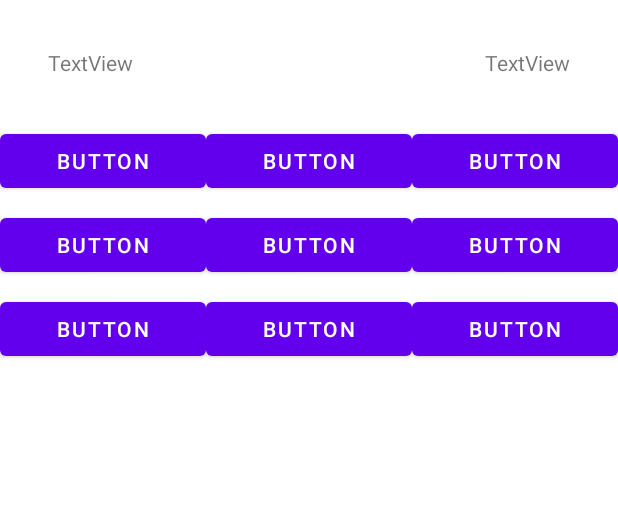
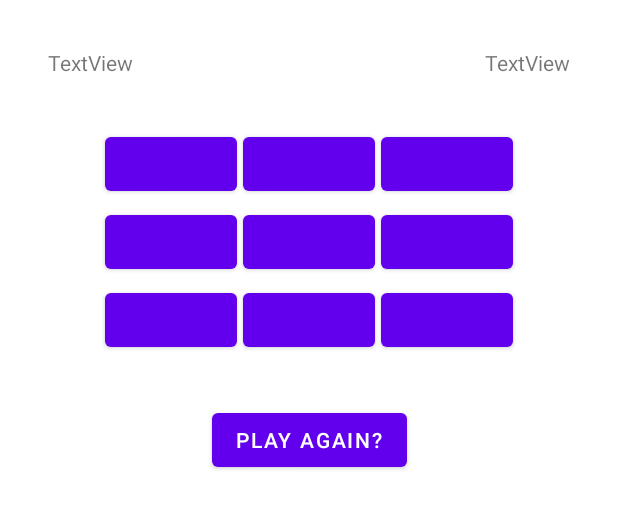
Before and after one commit to jonasthinn/programmering_for_mobil, an Android app: the layout activity_main.xml on its own in the app's theme, with its tools: preview values and no code run, on a phone screen of 412 x 824 dp. Shown: the top 509 px of the screen. Run offline under Robolectric (Android 15) with nearby library versions, the phone set to English and light mode, and no system bars.

```diff
--- a/app/build.gradle
+++ b/app/build.gradle
@@ -43,7 +43,6 @@ dependencies {
     implementation 'androidx.appcompat:appcompat:1.6.0'
     implementation 'com.google.android.material:material:1.7.0'
     implementation 'androidx.constraintlayout:constraintlayout:2.1.4'
-    implementation 'com.android.databinding:viewbinding:4.0.1'
     testImplementation 'junit:junit:4.13.2'
     androidTestImplementation 'androidx.test.ext:junit:1.1.5'
     androidTestImplementation 'androidx.test.espresso:espresso-core:3.5.1'
--- a/app/src/main/res/layout/activity_main.xml
+++ b/app/src/main/res/layout/activity_main.xml
@@ -7,7 +7,7 @@
     tools:context=".MainActivity">
 
     <TextView
-        android:id="@+id/textView2"
+        android:id="@+id/playerOne"
         android:layout_width="wrap_content"
         android:layout_height="wrap_content"
         android:layout_marginStart="32dp"
@@ -17,7 +17,7 @@
         app:layout_constraintTop_toTopOf="parent" />
 
     <TextView
-        android:id="@+id/textView3"
+        android:id="@+id/playerTwo"
         android:layout_width="wrap_content"
         android:layout_height="wrap_content"
         android:layout_marginTop="32dp"
@@ -26,100 +26,112 @@
         app:layout_constraintEnd_toEndOf="parent"
         app:layout_constraintTop_toTopOf="parent" />
 
-    <LinearLayout
-        android:id="@+id/ll1"
-        android:layout_width="match_parent"
+    <GridLayout
+        android:id="@+id/gl"
+        android:layout_width="wrap_content"
         android:layout_height="wrap_content"
         android:layout_marginTop="32dp"
-        android:orientation="horizontal"
-        app:layout_constraintTop_toBottomOf="@+id/textView2"
-        tools:layout_editor_absoluteX="0dp">
+        android:columnCount="3"
+        android:rowCount="3"
+        app:layout_constraintEnd_toEndOf="parent"
+        app:layout_constraintStart_toStartOf="parent"
+        app:layout_constraintTop_toBottomOf="@+id/playerOne">
 
         <Button
             android:id="@+id/button1"
             android:layout_width="wrap_content"
             android:layout_height="wrap_content"
-            android:layout_weight="0.33"
-            android:text="Button" />
+            android:layout_row="0"
+            android:layout_column="0"
+            android:layout_margin="2dp"
+            android:text=" " />
 
         <Button
             android:id="@+id/button2"
             android:layout_width="wrap_content"
             android:layout_height="wrap_content"
-            android:layout_weight="0.33"
-            android:text="Button" />
+            android:layout_row="0"
+            android:layout_column="1"
+            android:layout_margin="2dp"
+            android:text=" " />
 
         <Button
             android:id="@+id/button3"
             android:layout_width="wrap_content"
             android:layout_height="wrap_content"
-            android:layout_weight="0.33"
-            android:text="Button" />
+            android:layout_row="0"
+            android:layout_column="2"
+            android:layout_margin="2dp"
+            android:text=" " />
 
 
-    </LinearLayout>
+        <Button
+            android:id="@+id/button4"
+            android:layout_width="wrap_content"
+            android:layout_height="wrap_content"
+            android:layout_row="1"
+            android:layout_column="0"
+            android:layout_margin="2dp"
+            android:layout_weight="1"
+            android:text=" " />
 
-    <LinearLayout
-        android:id="@+id/ll2"
-        android:layout_width="match_parent"
-        android:layout_height="wrap_content"
-        android:layout_marginTop="8dp"
-        android:orientation="horizontal"
-        app:layout_constraintTop_toBottomOf="@+id/ll1">
+        <Button
+            android:id="@+id/button5"
+            android:layout_width="wrap_content"
+            android:layout_height="wrap_content"
+            android:layout_row="1"
+            android:layout_column="1"
+            android:layout_margin="2dp"
+            android:text=" " />
+
+        <Button
+            android:id="@+id/button6"
+            android:layout_width="wrap_content"
+            android:layout_height="wrap_content"
+            android:layout_row="1"
+            android:layout_column="2"
+            android:layout_margin="2dp"
+            android:text=" " />
+
 
         <Button
             android:id="@+id/button7"
             android:layout_width="wrap_content"
             android:layout_height="wrap_content"
-            android:layout_weight="0.33"
-            android:text="Button" />
+            android:layout_row="2"
+            android:layout_column="0"
+            android:layout_margin="2dp"
+            android:text=" " />
 
         <Button
             android:id="@+id/button8"
             android:layout_width="wrap_content"
             android:layout_height="wrap_content"
-            android:layout_weight="0.33"
-            android:text="Button" />
+            android:layout_row="2"
+            android:layout_column="1"
+            android:layout_margin="2dp"
+            android:text=" " />
 
         <Button
             android:id="@+id/button9"
             android:layout_width="wrap_content"
             android:layout_height="wrap_content"
-            android:layout_weight="0.33"
-            android:text="Button" />
+            android:layout_row="2"
+            android:layout_column="2"
+            android:layout_margin="2dp"
+            android:text=" " />
 
-    </LinearLayout>
 
-    <LinearLayout
-        android:id="@+id/ll3"
-        android:layout_width="match_parent"
+    </GridLayout>
+
+    <Button
+        android:id="@+id/playAgain"
+        android:layout_width="wrap_content"
         android:layout_height="wrap_content"
-        android:layout_marginTop="8dp"
-        android:orientation="horizontal"
-        app:layout_constraintTop_toBottomOf="@+id/ll2"
-        tools:layout_editor_absoluteX="0dp">
-
-        <Button
-            android:id="@+id/button4"
-            android:layout_width="wrap_content"
-            android:layout_height="wrap_content"
-            android:layout_weight="0.33"
-            android:text="Button" />
-
-        <Button
-            android:id="@+id/button5"
-            android:layout_width="wrap_content"
-            android:layout_height="wrap_content"
-            android:layout_weight="0.33"
-            android:text="Button" />
-
-        <Button
-            android:id="@+id/button6"
-            android:layout_width="wrap_content"
-            android:layout_height="wrap_content"
-            android:layout_weight="0.33"
-            android:text="Button" />
-
-    </LinearLayout>
+        android:layout_marginTop="30dp"
+        android:text="Play again?"
+        app:layout_constraintEnd_toEndOf="parent"
+        app:layout_constraintStart_toStartOf="parent"
+        app:layout_constraintTop_toBottomOf="@+id/gl" />
 
 </androidx.constraintlayout.widget.ConstraintLayout>
```
Also changed, not shown: app/src/main/java/com/example/tictactoe/MainActivity.kt (+65 -2 lines), app/src/main/java/com/example/tictactoe/TTT_Board.kt (+17 -2 lines), app/src/main/java/com/example/tictactoe/TicTacToeGame.kt (+0 -9 lines).
